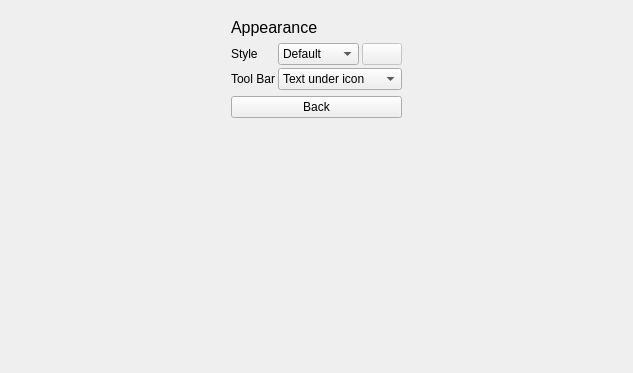
Above: src/preferenceswidget.ui from RxLaboratory/DuTF before the change. Below: the same form after it.
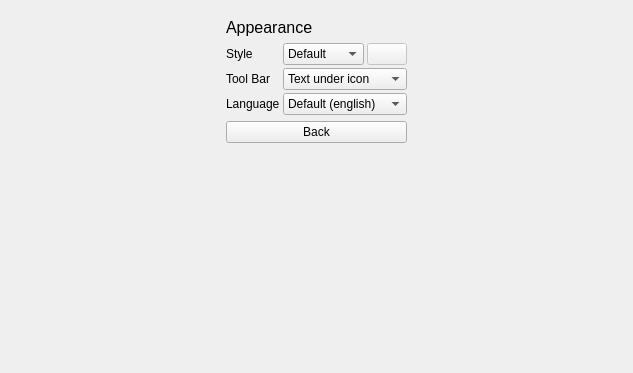
That is the form after the change. Icons and pictures are not drawn.

Commit message: Add a dropdown for the language choice

What changed in the file:
```diff
--- a/src/preferenceswidget.ui
+++ b/src/preferenceswidget.ui
@@ -164,6 +164,32 @@
               </item>
              </widget>
             </item>
+            <item row="2" column="0">
+             <widget class="QLabel" name="label_3">
+              <property name="text">
+               <string>Language</string>
+              </property>
+             </widget>
+            </item>
+            <item row="2" column="1">
+             <widget class="QComboBox" name="languageBox">
+              <item>
+               <property name="text">
+                <string>Default (english)</string>
+               </property>
+              </item>
+              <item>
+               <property name="text">
+                <string>Français</string>
+               </property>
+              </item>
+              <item>
+               <property name="text">
+                <string>Español</string>
+               </property>
+              </item>
+             </widget>
+            </item>
            </layout>
           </item>
           <item>
```
